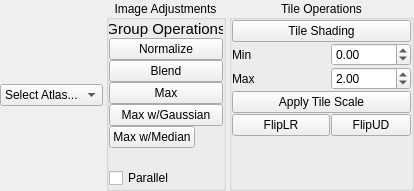
First picture: the form in acq4/analysis/modules/MosaicEditor/MosaicEditorTemplate.ui, repository pbmanis/acq4, before the edit.
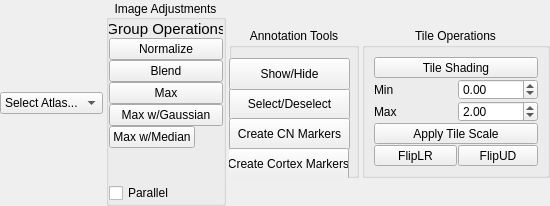
Second picture: the form after the edit.

Commit message: add some automation to mosaic editor

```diff
--- a/acq4/analysis/modules/MosaicEditor/MosaicEditorTemplate.ui
+++ b/acq4/analysis/modules/MosaicEditor/MosaicEditorTemplate.ui
@@ -6,20 +6,26 @@
    <rect>
     <x>0</x>
     <y>0</y>
-    <width>414</width>
-    <height>191</height>
+    <width>550</width>
+    <height>206</height>
    </rect>
   </property>
+  <property name="minimumSize">
+   <size>
+    <width>550</width>
+    <height>0</height>
+   </size>
+  </property>
   <property name="maximumSize">
    <size>
-    <width>414</width>
+    <width>550</width>
     <height>16777215</height>
    </size>
   </property>
   <property name="windowTitle">
    <string>Form</string>
   </property>
-  <layout class="QHBoxLayout" name="horizontalLayout" stretch="5,0,0">
+  <layout class="QHBoxLayout" name="horizontalLayout" stretch="5,0,0,0">
    <property name="spacing">
     <number>3</number>
    </property>
@@ -172,89 +178,112 @@
      </layout>
     </widget>
    </item>
+   <item>
+    <widget class="QGroupBox" name="groupBox_3">
+     <property name="minimumSize">
+      <size>
+       <width>130</width>
+       <height>0</height>
+      </size>
+     </property>
+     <property name="maximumSize">
+      <size>
+       <width>16777215</width>
+       <height>150</height>
+      </size>
+     </property>
+     <property name="title">
+      <string>Annotation Tools</string>
+     </property>
+     <property name="alignment">
+      <set>Qt::AlignHCenter|Qt::AlignTop</set>
+     </property>
+     <widget class="QPushButton" name="mosaicSelectVideos">
+      <property name="geometry">
+       <rect>
+        <x>0</x>
+        <y>60</y>
+        <width>121</width>
+        <height>32</height>
+       </rect>
+      </property>
+      <property name="text">
+       <string>Select/Deselect</string>
+      </property>
+     </widget>
+     <widget class="QPushButton" name="mosaicShowHide">
+      <property name="geometry">
+       <rect>
+        <x>0</x>
+        <y>30</y>
+        <width>121</width>
+        <height>32</height>
+       </rect>
+      </property>
+      <property name="text">
+       <string>Show/Hide</string>
+      </property>
+     </widget>
+     <widget class="QPushButton" name="mosaicCreateCNMarkers">
+      <property name="geometry">
+       <rect>
+        <x>0</x>
+        <y>90</y>
+        <width>121</width>
+        <height>32</height>
+       </rect>
+      </property>
+      <property name="text">
+       <string>Create CN Markers</string>
+      </property>
+     </widget>
+     <widget class="QPushButton" name="mosaicCreateCortexMarkers">
+      <property name="geometry">
+       <rect>
+        <x>-1</x>
+        <y>120</y>
+        <width>121</width>
+        <height>32</height>
+       </rect>
+      </property>
+      <property name="text">
+       <string>Create Cortex Markers</string>
+      </property>
+     </widget>
+    </widget>
+   </item>
    <item>
     <widget class="QGroupBox" name="groupBox">
+     <property name="maximumSize">
+      <size>
+       <width>16777215</width>
+       <height>150</height>
+      </size>
+     </property>
      <property name="title">
       <string>Tile Operations</string>
      </property>
      <property name="alignment">
-      <set>Qt::AlignCenter</set>
+      <set>Qt::AlignHCenter|Qt::AlignTop</set>
+     </property>
+     <property name="flat">
+      <bool>true</bool>
+     </property>
+     <property name="checkable">
+      <bool>false</bool>
      </property>
      <layout class="QGridLayout" name="gridLayout">
-      <property name="margin" stdset="0">
-       <number>0</number>
-      </property>
       <property name="spacing">
        <number>1</number>
       </property>
-      <item row="5" column="0" colspan="2">
-       <spacer name="verticalSpacer">
-        <property name="orientation">
-         <enum>Qt::Vertical</enum>
-        </property>
-        <property name="sizeHint" stdset="0">
-         <size>
-          <width>20</width>
-          <height>40</height>
-         </size>
-        </property>
-       </spacer>
-      </item>
-      <item row="4" column="0">
+      <item row="7" column="0">
        <widget class="QPushButton" name="mosaicFlipLRBtn">
         <property name="text">
          <string>FlipLR</string>
         </property>
        </widget>
       </item>
-      <item row="3" column="0" colspan="2">
-       <widget class="QPushButton" name="mosaicApplyScaleBtn">
-        <property name="text">
-         <string>Apply Tile Scale</string>
-        </property>
-       </widget>
-      </item>
-      <item row="2" column="0">
-       <widget class="QLabel" name="label">
-        <property name="sizePolicy">
-         <sizepolicy hsizetype="Minimum" vsizetype="Preferred">
-          <horstretch>100</horstretch>
-          <verstretch>0</verstretch>
-         </sizepolicy>
-        </property>
-        <property name="text">
-         <string>Max</string>
-        </property>
-       </widget>
-      </item>
-      <item row="1" column="1">
-       <widget class="QDoubleSpinBox" name="mosaicDisplayMin">
-        <property name="minimum">
-         <double>-1.000000000000000</double>
-        </property>
-        <property name="maximum">
-         <double>65000.000000000000000</double>
-        </property>
-        <property name="singleStep">
-         <double>0.250000000000000</double>
-        </property>
-       </widget>
-      </item>
       <item row="4" column="1">
-       <widget class="QPushButton" name="mosaicFlipUDBtn">
-        <property name="text">
-         <string>FlipUD</string>
-        </property>
-       </widget>
-      </item>
-      <item row="1" column="0">
-       <widget class="QLabel" name="label_2">
-        <property name="text">
-         <string>Min</string>
-        </property>
-       </widget>
-      </item>
-      <item row="2" column="1">
        <widget class="QDoubleSpinBox" name="mosaicDisplayMax">
         <property name="maximum">
          <double>65536.000000000000000</double>
@@ -267,13 +296,60 @@
         </property>
        </widget>
       </item>
-      <item row="0" column="0" colspan="2">
+      <item row="4" column="0">
+       <widget class="QLabel" name="label">
+        <property name="sizePolicy">
+         <sizepolicy hsizetype="Minimum" vsizetype="Preferred">
+          <horstretch>100</horstretch>
+          <verstretch>0</verstretch>
+         </sizepolicy>
+        </property>
+        <property name="text">
+         <string>Max</string>
+        </property>
+       </widget>
+      </item>
+      <item row="2" column="0" colspan="2">
        <widget class="QPushButton" name="tileShadingBtn">
         <property name="text">
          <string>Tile Shading</string>
         </property>
        </widget>
       </item>
+      <item row="7" column="1">
+       <widget class="QPushButton" name="mosaicFlipUDBtn">
+        <property name="text">
+         <string>FlipUD</string>
+        </property>
+       </widget>
+      </item>
+      <item row="5" column="0" colspan="2">
+       <widget class="QPushButton" name="mosaicApplyScaleBtn">
+        <property name="text">
+         <string>Apply Tile Scale</string>
+        </property>
+       </widget>
+      </item>
+      <item row="3" column="0">
+       <widget class="QLabel" name="label_2">
+        <property name="text">
+         <string>Min</string>
+        </property>
+       </widget>
+      </item>
+      <item row="3" column="1">
+       <widget class="QDoubleSpinBox" name="mosaicDisplayMin">
+        <property name="minimum">
+         <double>-1.000000000000000</double>
+        </property>
+        <property name="maximum">
+         <double>65000.000000000000000</double>
+        </property>
+        <property name="singleStep">
+         <double>0.250000000000000</double>
+        </property>
+       </widget>
+      </item>
      </layout>
     </widget>
    </item>
```
The commit also changes 1 other file.
